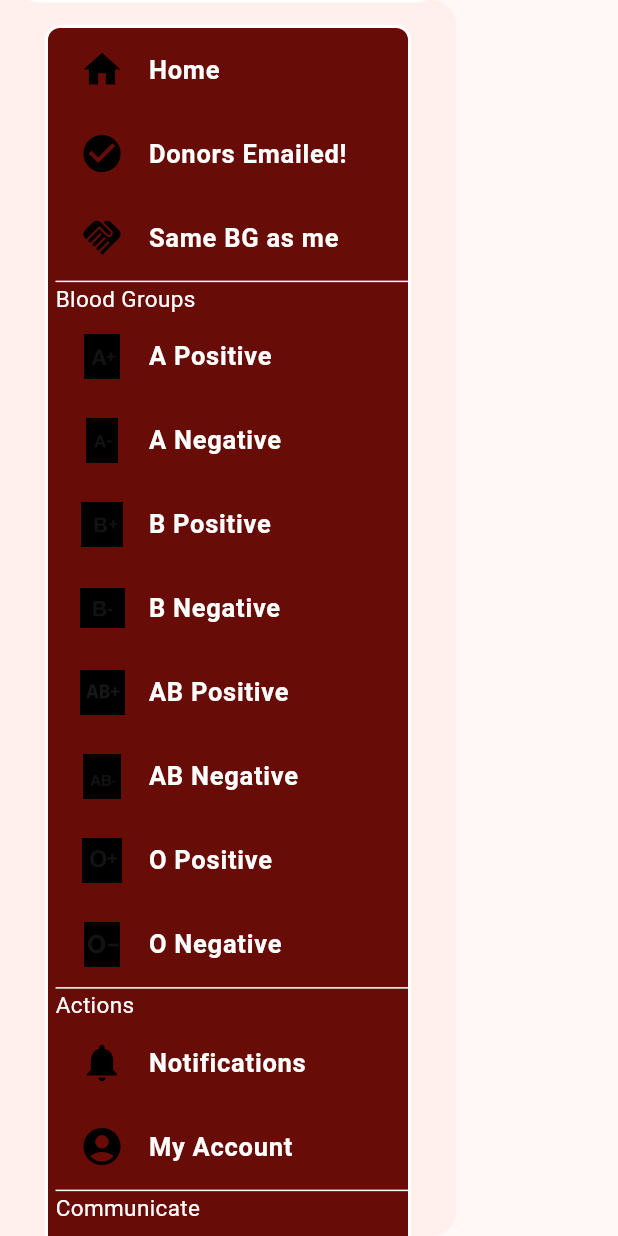
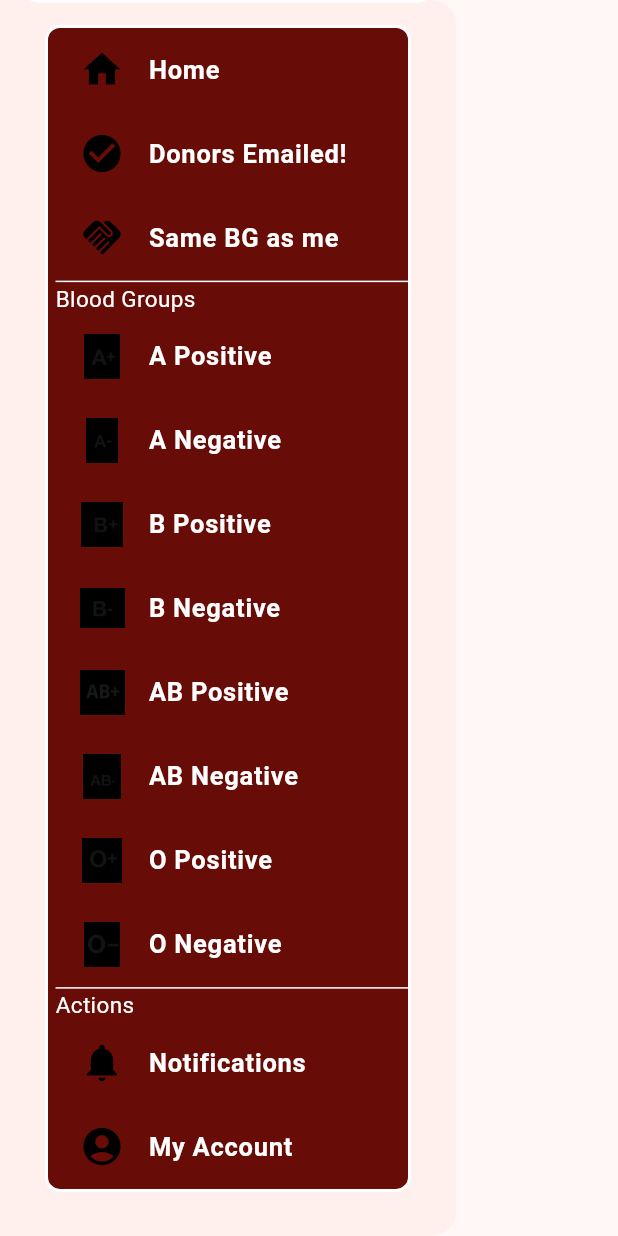
Before and after one commit to NafisaMesbah/BloodNet, a Flutter app: the MainDrawer widget shown alone on an empty page, opened directly, scrolled down 126 dp, on a phone screen of 412 x 824 dp. Run offline on Flutter 3.47's test engine with Material 3 defaults, Android fonts, the phone set to English and light mode, and no system bars; our stand-ins replace cloud_firestore, firebase_auth, firebase_core, flutter_riverpod, go_router, google_fonts and 1 more; accounts and stored records are empty; generated files the repository leaves out were written again.

Commit message:
local changes commiting

```diff
--- a/lib/Features/user_management/presentation/widgets/main_drawer.dart
+++ b/lib/Features/user_management/presentation/widgets/main_drawer.dart
@@ -347,7 +347,7 @@ class MainDrawer extends ConsumerWidget{
                                   ),
                                 ), //Text
                               ), //ListTile
-                              const Divider(
+                              /*const Divider(
                                 color: Colors.white,
                                 height: 2,
                               ), // Divider
@@ -382,7 +382,7 @@ class MainDrawer extends ConsumerWidget{
                                     fontSize: 17.0,
                                   ),
                                 ), //Text
-                              ), //ListTile
+                              ),*/ //ListTile
                             ],
                           ), // Column
                         ), // Padding
```
Also changed, not shown: lib/Features/user_management/data/firestore_repository.g.dart.
